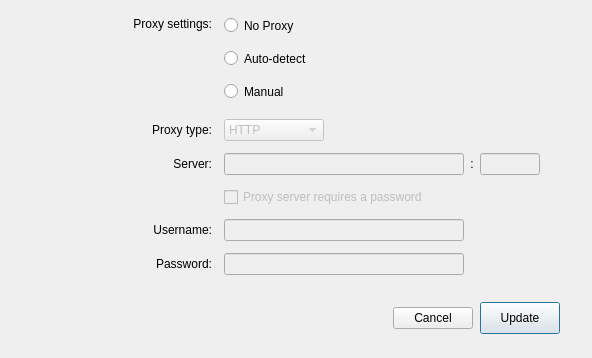
This is src/MEGASync/gui/macx/ProxySettings.ui in meganz/MEGAsync as Qt 5 draws it before an edit. The edited form follows.
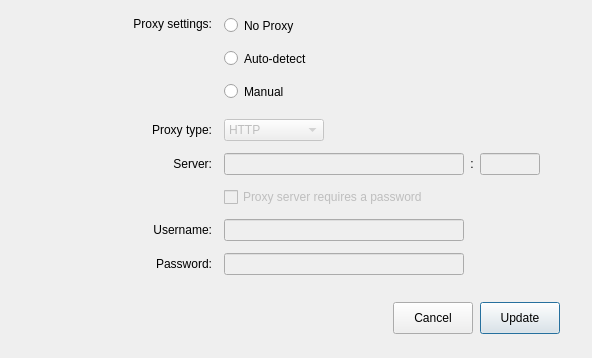
This is the edited form. Custom widgets are drawn as their Qt base class.

The edit to the form file:
```diff
--- a/src/MEGASync/gui/macx/ProxySettings.ui
+++ b/src/MEGASync/gui/macx/ProxySettings.ui
@@ -539,6 +539,18 @@
       </item>
       <item>
        <widget class="QPushButton" name="bCancel">
+        <property name="minimumSize">
+         <size>
+          <width>0</width>
+          <height>32</height>
+         </size>
+        </property>
+        <property name="maximumSize">
+         <size>
+          <width>16777215</width>
+          <height>32</height>
+         </size>
+        </property>
         <property name="text">
          <string>Cancel</string>
         </property>
```
